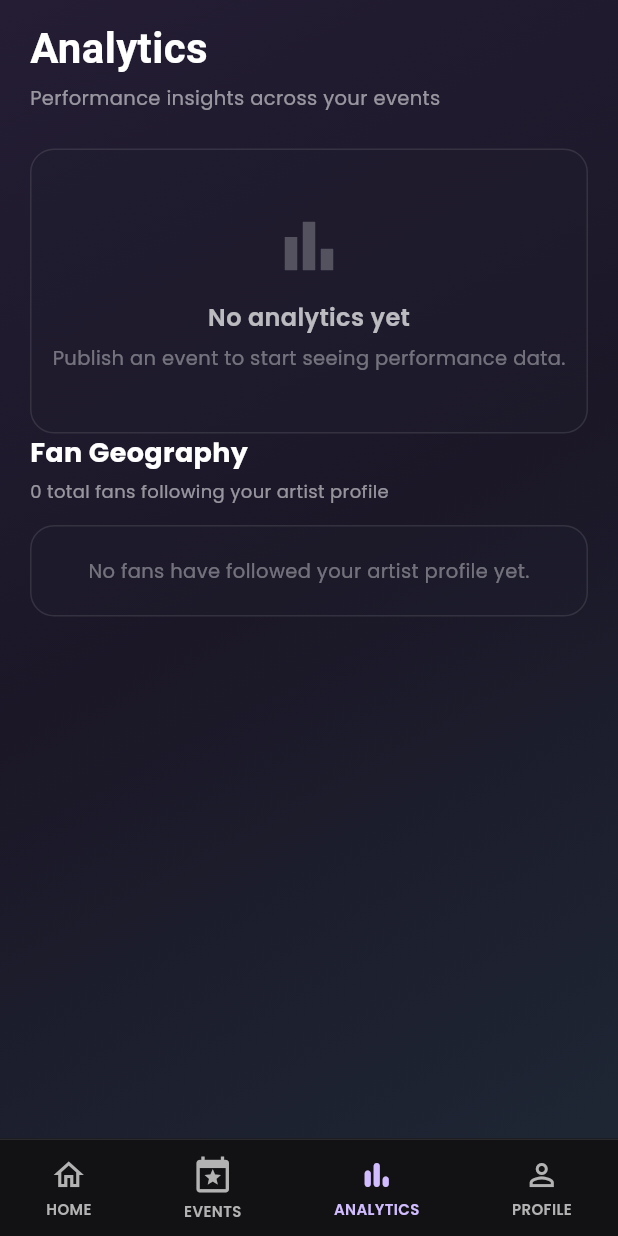
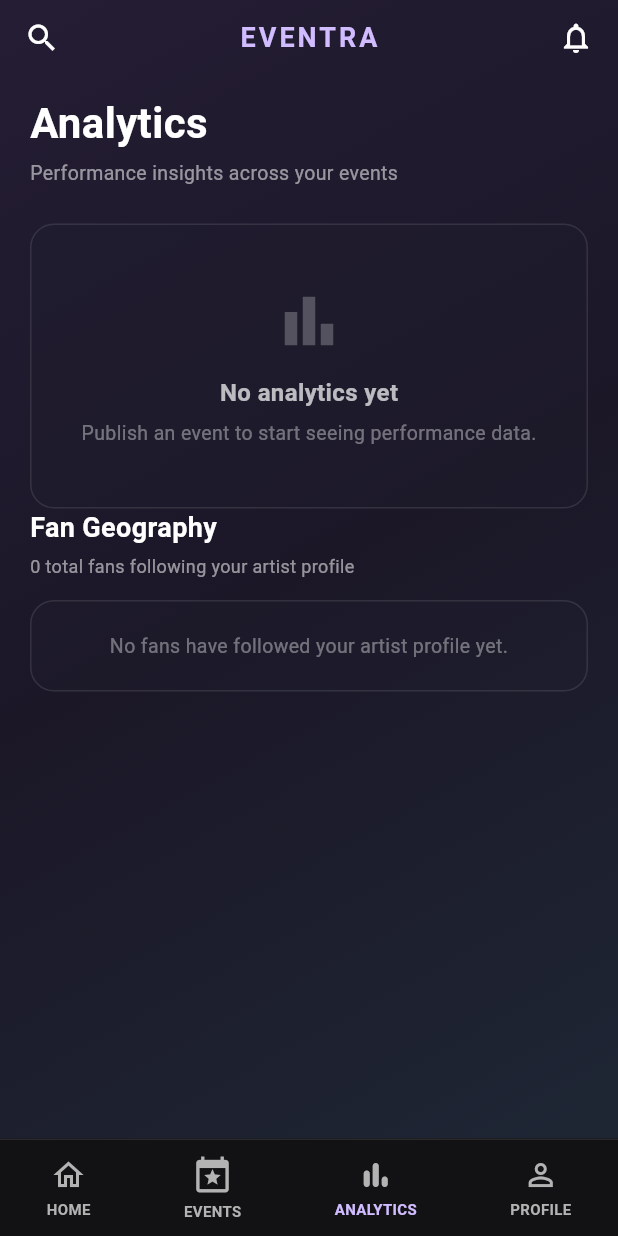
Before and after one commit to selineee-ce/Eventra, a Flutter app: the PromotorAnalyticsPage screen opened directly, on a phone screen of 412 x 824 dp. Run offline on Flutter 3.47's test engine with Material 3 defaults, Android fonts, the phone set to English and light mode, and no system bars; our stand-ins replace geolocator, google_fonts, google_maps_flutter, image_picker, shared_preferences; accounts and stored records are empty; network calls fail.

Commit message:
improve ui analytics page

```diff
--- a/lib/features/promotor/views/promotor_analytics_page.dart
+++ b/lib/features/promotor/views/promotor_analytics_page.dart
@@ -5,7 +5,6 @@ import 'package:eventra/data/promotor_api.dart';
 import 'package:eventra/features/promotor/views/promotor_dashboard.dart';
 import 'package:eventra/features/promotor/views/promotor_events_page.dart';
 import 'package:eventra/features/promotor/views/promotor_profile_page.dart';
-import 'package:google_fonts/google_fonts.dart';
 
 class PromotorAnalyticsPage extends StatefulWidget {
   const PromotorAnalyticsPage({super.key});
@@ -146,6 +145,25 @@ class _PromotorAnalyticsPageState extends State<PromotorAnalyticsPage> {
         height: double.infinity,
         decoration: const BoxDecoration(gradient: AppColors.mainAppBackground),
         child: SafeArea(
+          child: Column(
+            children: [
+              Padding(
+                padding: const EdgeInsets.symmetric(horizontal: 16, vertical: 12),
+                child: Row(
+                  mainAxisAlignment: MainAxisAlignment.spaceBetween,
+                  children: [
+                    const Icon(Icons.search, color: Colors.white, size: 24),
+                    Text('EVENTRA',
+                        style: TextStyle(
+                            color: const Color(0xFFD0BCFF),
+                            fontSize: 18,
+                            fontWeight: FontWeight.bold,
+                            letterSpacing: 2)),
+                    const Icon(Icons.notifications_outlined, color: Colors.white, size: 24),
+                  ],
+                ),
+              ),
+              Expanded(
                 child: _isLoading
                   ? const Center(child: CircularProgressIndicator(color: Color(0xFFD0BCFF)))
                   : SingleChildScrollView(
@@ -159,12 +177,13 @@ class _PromotorAnalyticsPageState extends State<PromotorAnalyticsPage> {
                           style: TextStyle(
                             color: Colors.white,
                             fontSize: 28,
-                      fontWeight: FontWeight.bold),
+                            fontWeight: FontWeight.bold,
+                          ),
                         ),
                         const SizedBox(height: 4),
                         Text(
                           'Performance insights across your events',
-                    style: GoogleFonts.poppins(color: Colors.white54, fontSize: 13),
+                          style: TextStyle(color: Colors.white54, fontSize: 13),
                         ),
                         const SizedBox(height: 24),
 
@@ -183,7 +202,7 @@ class _PromotorAnalyticsPageState extends State<PromotorAnalyticsPage> {
 
                           Text(
                             'Revenue per Event',
-                      style: GoogleFonts.poppins(
+                            style: TextStyle(
                               color: Colors.white,
                               fontSize: 18,
                               fontWeight: FontWeight.w700,
@@ -201,7 +220,7 @@ class _PromotorAnalyticsPageState extends State<PromotorAnalyticsPage> {
 
                           Text(
                             'Sell-Through Rate',
-                      style: GoogleFonts.poppins(
+                            style: TextStyle(
                               color: Colors.white,
                               fontSize: 18,
                               fontWeight: FontWeight.w700,
@@ -220,7 +239,7 @@ class _PromotorAnalyticsPageState extends State<PromotorAnalyticsPage> {
 
                         Text(
                           'Fan Geography',
-                    style: GoogleFonts.poppins(
+                          style: TextStyle(
                             color: Colors.white,
                             fontSize: 18,
                             fontWeight: FontWeight.w700,
@@ -229,7 +248,7 @@ class _PromotorAnalyticsPageState extends State<PromotorAnalyticsPage> {
                         const SizedBox(height: 4),
                         Text(
                           '$_totalFans total fans following your artist profile',
-                    style: GoogleFonts.poppins(color: Colors.white54, fontSize: 12),
+                          style: TextStyle(color: Colors.white54, fontSize: 12),
                         ),
                         const SizedBox(height: 14),
                         if (_fansByLocation.isEmpty)
@@ -247,6 +266,9 @@ class _PromotorAnalyticsPageState extends State<PromotorAnalyticsPage> {
                         const SizedBox(height: 40),
                       ],
                     ),
+                  ),
+                ),
+            ],
           ),
         ),
       ),
@@ -268,7 +290,7 @@ class _PromotorAnalyticsPageState extends State<PromotorAnalyticsPage> {
           const SizedBox(height: 12),
           Text(
             'No analytics yet',
-            style: GoogleFonts.poppins(
+            style: TextStyle(
               color: Colors.white70,
               fontSize: 16,
               fontWeight: FontWeight.w600,
@@ -277,7 +299,7 @@ class _PromotorAnalyticsPageState extends State<PromotorAnalyticsPage> {
           const SizedBox(height: 6),
           Text(
             'Publish an event to start seeing performance data.',
-            style: GoogleFonts.poppins(color: Colors.white38, fontSize: 13),
+            style: TextStyle(color: Colors.white38, fontSize: 13),
           ),
         ],
       ),
@@ -296,7 +318,7 @@ class _PromotorAnalyticsPageState extends State<PromotorAnalyticsPage> {
       child: Text(
         'No fans have followed your artist profile yet.',
         textAlign: TextAlign.center,
-        style: GoogleFonts.poppins(color: Colors.white38, fontSize: 13),
+        style: TextStyle(color: Colors.white38, fontSize: 13),
       ),
     );
   }
@@ -317,16 +339,13 @@ class _PromotorAnalyticsPageState extends State<PromotorAnalyticsPage> {
             children: [
               const Text('🏆', style: TextStyle(fontSize: 16)),
               const SizedBox(width: 6),
-              Flexible(
-                child: Text(
+              Text(
                 'TOP EVENT',
-                  overflow: TextOverflow.ellipsis,
-                  style: GoogleFonts.poppins(
+                style: TextStyle(
                   color: const Color(0xFFD0BCFF),
                   fontSize: 11,
                   fontWeight: FontWeight.w700,
                   letterSpacing: 0.5,
-                  ),
                 ),
               ),
             ],
@@ -336,7 +355,7 @@ class _PromotorAnalyticsPageState extends State<PromotorAnalyticsPage> {
             event?['title']?.toString() ?? '-',
             maxLines: 2,
             overflow: TextOverflow.ellipsis,
-            style: GoogleFonts.poppins(
+            style: TextStyle(
               color: Colors.white,
               fontSize: 15,
               fontWeight: FontWeight.w700,
@@ -345,7 +364,7 @@ class _PromotorAnalyticsPageState extends State<PromotorAnalyticsPage> {
           const SizedBox(height: 6),
           Text(
             event != null ? _formatRupiah(_toInt(event['revenue'])) : 'Rp0',
-            style: GoogleFonts.poppins(
+            style: TextStyle(
               color: Colors.white70,
               fontSize: 13,
               fontWeight: FontWeight.w600,
@@ -372,15 +391,13 @@ class _PromotorAnalyticsPageState extends State<PromotorAnalyticsPage> {
             children: [
               const Text('📉', style: TextStyle(fontSize: 16)),
               const SizedBox(width: 6),
-              Flexible(
-                child: Text(
+              Text(
                 'NEEDS ATTENTION',
-                  style: GoogleFonts.poppins(
+                style: TextStyle(
                   color: const Color(0xFFFFB347),
                   fontSize: 11,
                   fontWeight: FontWeight.w700,
                   letterSpacing: 0.5,
-                  ),
                 ),
               ),
             ],
@@ -390,7 +407,7 @@ class _PromotorAnalyticsPageState extends State<PromotorAnalyticsPage> {
             event?['title']?.toString() ?? 'All caught up',
             maxLines: 2,
             overflow: TextOverflow.ellipsis,
-            style: GoogleFonts.poppins(
+            style: TextStyle(
               color: Colors.white,
               fontSize: 15,
               fontWeight: FontWeight.w700,
@@ -401,7 +418,7 @@ class _PromotorAnalyticsPageState extends State<PromotorAnalyticsPage> {
             event != null
                 ? '${(_sellThroughRate(event) * 100).toStringAsFixed(0)}% sold'
                 : 'No live events',
-            style: GoogleFonts.poppins(
+            style: TextStyle(
               color: Colors.white70,
               fontSize: 13,
               fontWeight: FontWeight.w600,
@@ -430,7 +447,7 @@ class _PromotorAnalyticsPageState extends State<PromotorAnalyticsPage> {
                   event['title']?.toString() ?? 'Untitled',
                   maxLines: 1,
                   overflow: TextOverflow.ellipsis,
-                  style: GoogleFonts.poppins(
+                  style: TextStyle(
                     color: Colors.white,
                     fontSize: 13,
                     fontWeight: FontWeight.w600,
@@ -440,7 +457,7 @@ class _PromotorAnalyticsPageState extends State<PromotorAnalyticsPage> {
               const SizedBox(width: 8),
               Text(
                 _formatRupiah(revenue),
-                style: GoogleFonts.poppins(
+                style: TextStyle(
                   color: isTop ? const Color(0xFFD0BCFF) : Colors.white70,
                   fontSize: 13,
                   fontWeight: FontWeight.w700,
@@ -504,7 +521,7 @@ class _PromotorAnalyticsPageState extends State<PromotorAnalyticsPage> {
                   event['title']?.toString() ?? 'Untitled',
                   maxLines: 1,
                   overflow: TextOverflow.ellipsis,
-                  style: GoogleFonts.poppins(
+                  style: TextStyle(
                     color: Colors.white,
                     fontSize: 13,
                     fontWeight: FontWeight.w600,
@@ -521,7 +538,7 @@ class _PromotorAnalyticsPageState extends State<PromotorAnalyticsPage> {
                 ),
                 child: Text(
                   badge,
-                  style: GoogleFonts.poppins(
+                  style: TextStyle(
                     color: badgeColor,
                     fontSize: 10,
                     fontWeight: FontWeight.w700,
@@ -547,7 +564,7 @@ class _PromotorAnalyticsPageState extends State<PromotorAnalyticsPage> {
               const SizedBox(width: 10),
               Text(
                 '$percent%',
-                style: GoogleFonts.poppins(
+                style: TextStyle(
                   color: Colors.white70,
                   fontSize: 12,
                   fontWeight: FontWeight.w700,
@@ -579,7 +596,7 @@ class _PromotorAnalyticsPageState extends State<PromotorAnalyticsPage> {
                   const SizedBox(width: 4),
                   Text(
                     location,
-                    style: GoogleFonts.poppins(
+                    style: TextStyle(
                       color: Colors.white,
                       fontSize: 13,
                       fontWeight: FontWeight.w600,
@@ -589,7 +606,7 @@ class _PromotorAnalyticsPageState extends State<PromotorAnalyticsPage> {
               ),
               Text(
                 '$count ${count == 1 ? 'fan' : 'fans'}',
-                style: GoogleFonts.poppins(
+                style: TextStyle(
                   color: Colors.white70,
                   fontSize: 12,
                   fontWeight: FontWeight.w700,
@@ -622,7 +639,7 @@ class _PromotorAnalyticsPageState extends State<PromotorAnalyticsPage> {
           children: [
             Text(
               isExpanded ? 'SHOW LESS' : 'VIEW ALL',
-              style: GoogleFonts.poppins(
+              style: TextStyle(
                 color: const Color(0xFFD0BCFF),
                 fontSize: 12,
                 fontWeight: FontWeight.w700,
@@ -668,7 +685,7 @@ class _PromotorAnalyticsPageState extends State<PromotorAnalyticsPage> {
                 const Icon(Icons.home_outlined, color: Color(0xFFB3B3B3), size: 24),
                 const SizedBox(height: 4),
                 Text('HOME',
-                    style: GoogleFonts.poppins(
+                    style: TextStyle(
                         color: const Color(0xFFB3B3B3), fontSize: 10, fontWeight: FontWeight.w600)),
               ],
             ),
@@ -699,7 +716,7 @@ class _PromotorAnalyticsPageState extends State<PromotorAnalyticsPage> {
                 ),
                 const SizedBox(height: 4),
                 Text('EVENTS',
-                    style: GoogleFonts.poppins(
+                    style: TextStyle(
                         color: const Color(0xFFB3B3B3), fontSize: 10, fontWeight: FontWeight.w600)),
               ],
             ),
@@ -712,12 +729,12 @@ class _PromotorAnalyticsPageState extends State<PromotorAnalyticsPage> {
                 Stack(
                   alignment: Alignment.center,
                   children: [
-                    const Icon(Icons.bar_chart_rounded, color: Color(0xFFD0BCFF), size: 24),
+                    const Icon(Icons.bar_chart_rounded, color: Color(0xFFB3B3B3), size: 24),
                   ],
                 ),
                 const SizedBox(height: 4),
                 Text('ANALYTICS',
-                    style: GoogleFonts.poppins(
+                    style: TextStyle(
                         color: const Color(0xFFD0BCFF), fontSize: 10, fontWeight: FontWeight.w600)),
               ],
             ),
@@ -739,7 +756,7 @@ class _PromotorAnalyticsPageState extends State<PromotorAnalyticsPage> {
                 const Icon(Icons.person_outline, color: Color(0xFFB3B3B3), size: 24),
                 const SizedBox(height: 4),
                 Text('PROFILE',
-                    style: GoogleFonts.poppins(
+                    style: TextStyle(
                         color: const Color(0xFFB3B3B3), fontSize: 10, fontWeight: FontWeight.w600)),
               ],
             ),
```
Lines whose indentation alone changed are shown as unchanged.
